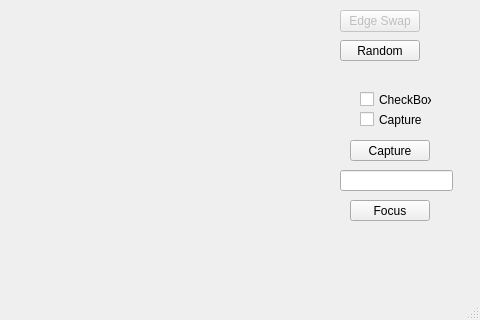
First picture: the form in mainwindow.ui, repository imanm2001/Membrane, before the edit; both pictures show x 320 to 800 and y 280 to 600 of the 800 by 600 pixel window.
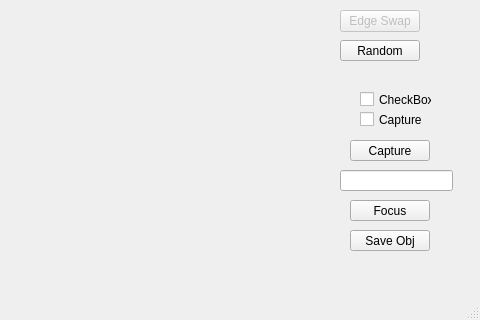
Second picture: the form after the edit. Custom widgets are drawn as their Qt base class.

What changed in the file:
```diff
--- a/mainwindow.ui
+++ b/mainwindow.ui
@@ -176,6 +176,19 @@
      <string>Focus</string>
     </property>
    </widget>
+   <widget class="QPushButton" name="saveObjPushButton">
+    <property name="geometry">
+     <rect>
+      <x>670</x>
+      <y>510</y>
+      <width>80</width>
+      <height>21</height>
+     </rect>
+    </property>
+    <property name="text">
+     <string>Save Obj</string>
+    </property>
+   </widget>
   </widget>
   <widget class="QMenuBar" name="menubar">
    <property name="geometry">
```
